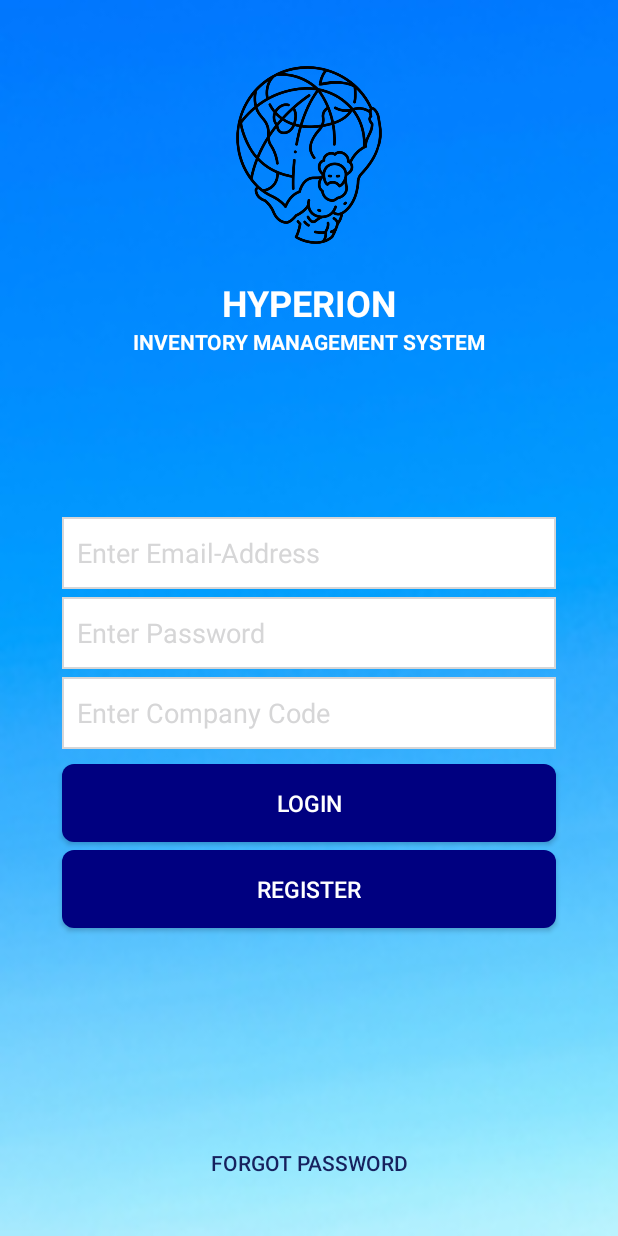
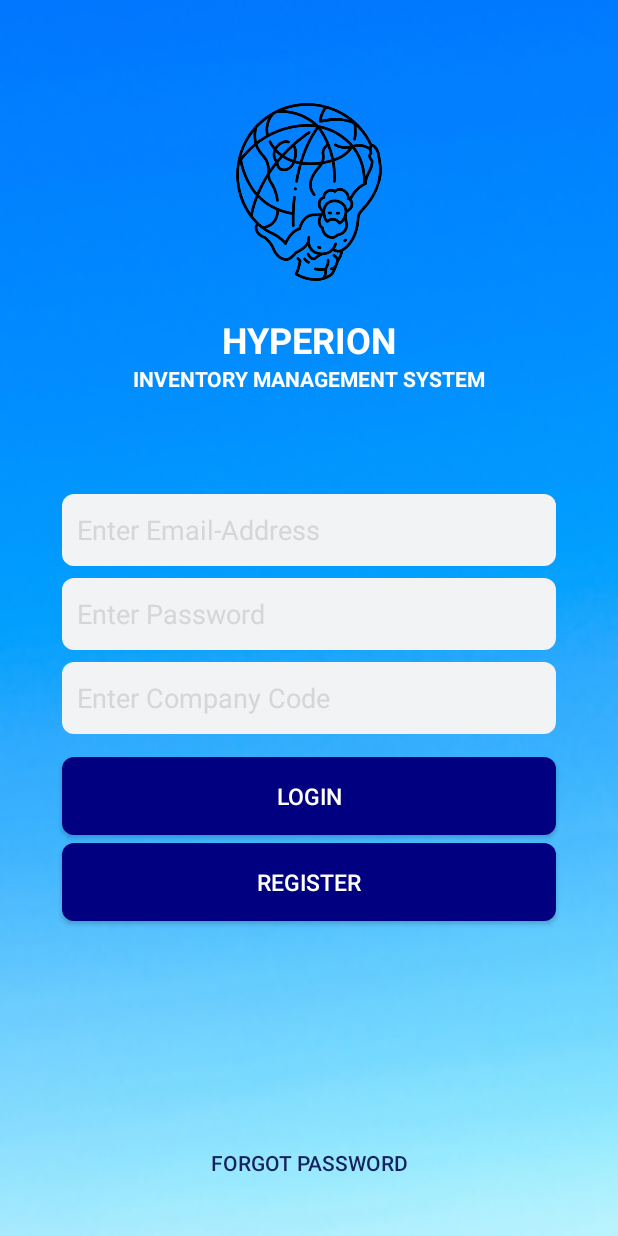
Before and after one commit to EstradaC01/InventoryManagementSystem, an Android app: the Login screen opened directly, with no data from a screen before it, on a phone screen of 412 x 824 dp. Run offline under Robolectric (Android 15) with nearby library versions, the phone set to English and light mode, and no system bars; our stand-ins replace Firebase (no records; nobody signed in at launch, a user with empty details on screens opened directly); Roboto replaces fonts that are not available here.

Commit message:
Improved login layout margins.

```diff
--- a/app/src/main/res/layout/activity_login.xml
+++ b/app/src/main/res/layout/activity_login.xml
@@ -50,8 +50,7 @@
         android:id="@+id/idEdtLoginEmail"
         android:layout_width="0dp"
         android:layout_height="wrap_content"
-        android:layout_marginTop="15dp"
-        android:background="@drawable/edit_text_border_2"
+        android:background="@drawable/rounded_corners_white"
         android:ems="10"
         android:hint="Enter Email-Address"
         android:importantForAutofill="no"
@@ -68,8 +67,8 @@
         android:id="@+id/idEdtLoginPassword"
         android:layout_width="0dp"
         android:layout_height="wrap_content"
-        android:layout_marginTop="5dp"
-        android:background="@drawable/edit_text_border_2"
+        android:layout_marginTop="8dp"
+        android:background="@drawable/rounded_corners_white"
         android:ems="10"
         android:hint="Enter Password"
         android:importantForAutofill="no"
@@ -86,8 +85,8 @@
         android:id="@+id/idEdtLoginScreenCompanyCode"
         android:layout_width="0dp"
         android:layout_height="wrap_content"
-        android:layout_marginTop="5dp"
-        android:background="@drawable/edit_text_border_2"
+        android:layout_marginTop="8dp"
+        android:background="@drawable/rounded_corners_white"
         android:ems="10"
         android:hint="Enter Company Code"
         android:importantForAutofill="no"
@@ -104,7 +103,7 @@
         android:id="@+id/idLoginBtn"
         android:layout_width="0dp"
         android:layout_height="wrap_content"
-        android:layout_marginTop="10dp"
+        android:layout_marginTop="15dp"
         android:background="@drawable/button_navyblue"
         android:padding="15dp"
         android:text="Login"
@@ -161,7 +160,7 @@
         android:layout_width="wrap_content"
         android:layout_height="wrap_content"
         android:orientation="horizontal"
-        app:layout_constraintGuide_percent=".05" />
+        app:layout_constraintGuide_percent=".08" />
 
     <androidx.constraintlayout.widget.Guideline
         android:id="@+id/parentGuidelinebottom"
```
